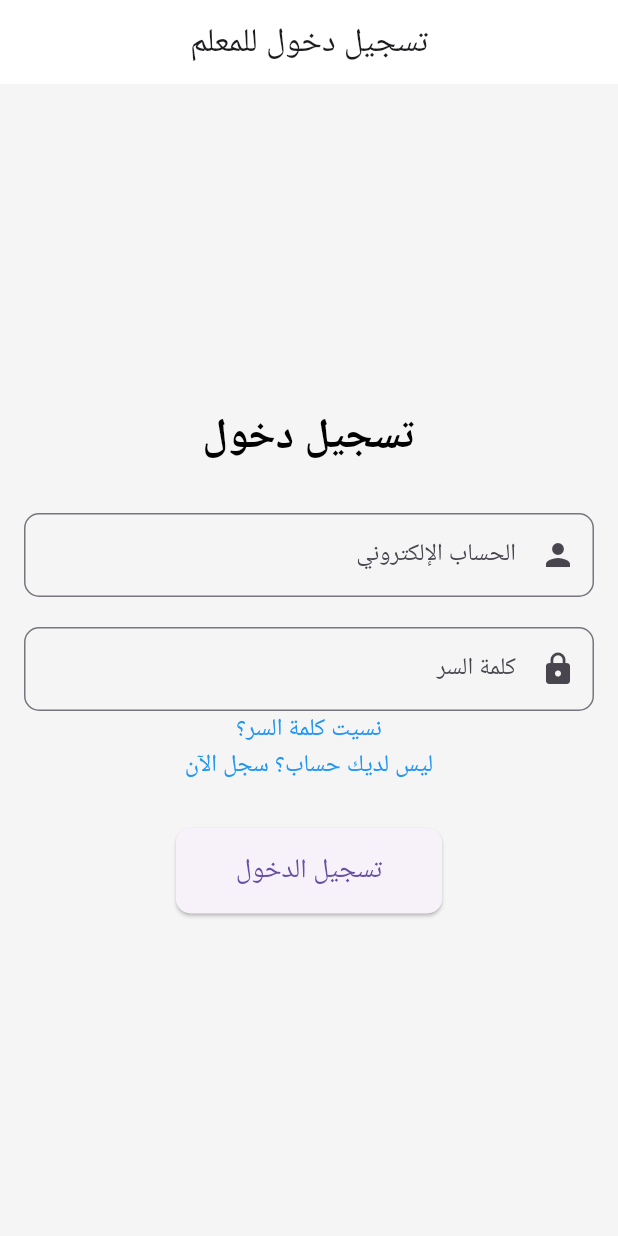
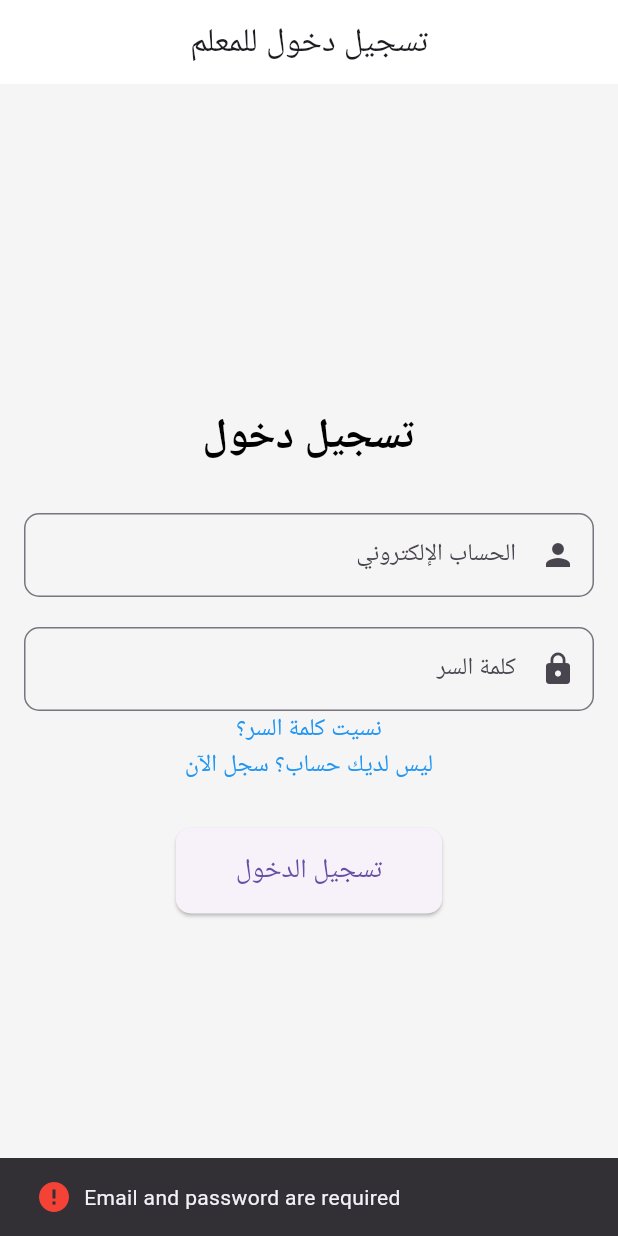
Before and after one commit to sherbeenyy/AlkottabTeacher, a Flutter app: the screen it shows after launch, after a tap on "تسجيل الدخول", on a phone screen of 412 x 824 dp. Run offline on Flutter 3.47's test engine with Material 3 defaults, Android fonts, the phone set to English and light mode, and no system bars; our stand-ins replace cloud_firestore, firebase_auth, firebase_core, image_picker; accounts and stored records are empty.

Commit message:
added login

```diff
--- a/frontend/lib/pages/home_page.dart
+++ b/frontend/lib/pages/home_page.dart
@@ -1,4 +1,6 @@
 import 'package:flutter/material.dart';
+import 'package:frontend/services/authServices.dart';
+import 'login_page.dart';
 
 class HomePage extends StatefulWidget {
   const HomePage({super.key});
@@ -31,7 +33,7 @@ class _HomePageState extends State<HomePage> {
         title: Text('الصفحة الرئيسية'),
         backgroundColor: Colors.white,
         centerTitle: true,
-          automaticallyImplyLeading: false,  // This removes the back arrow
+        automaticallyImplyLeading: false, // This removes the back arrow
       ),
       endDrawer: Drawer(
         backgroundColor: Colors.white,
@@ -49,9 +51,9 @@ class _HomePageState extends State<HomePage> {
                   children: [
                     CircleAvatar(
                       radius: 40,
-                        backgroundImage: AssetImage('./assets/img/teacher.png'),  // Replace with actual profile picture
+                      backgroundImage: AssetImage(
+                          './assets/img/teacher.png'), // Replace with actual profile picture
                     ),
-
                     TextButton(
                       onPressed: () {
                         // Navigate to edit account page
@@ -60,7 +62,6 @@ class _HomePageState extends State<HomePage> {
                         'تعديل الحساب',
                         style: TextStyle(
                           color: Colors.blue,
-
                         ),
                       ),
                     ),
@@ -103,8 +104,13 @@ class _HomePageState extends State<HomePage> {
                   alignment: Alignment.centerRight,
                   child: Text('تسجيل الخروج'),
                 ),
-                  onTap: () {
-                    // Handle Logout tap
+                onTap: () async {
+                  await AuthServices().signOut();
+                  Navigator.of(context).pushReplacement(
+                    MaterialPageRoute(
+                      builder: (context) => LoginPage(),
+                    ),
+                  );
                 },
               ),
             ],
@@ -114,9 +120,6 @@ class _HomePageState extends State<HomePage> {
       body: Center(
         child: _widgetOptions.elementAt(_selectedIndex),
       ),
-
-
-
       bottomNavigationBar: BottomNavigationBar(
         type: BottomNavigationBarType.fixed,
         items: const <BottomNavigationBarItem>[
--- a/frontend/lib/pages/login_page.dart
+++ b/frontend/lib/pages/login_page.dart
@@ -1,10 +1,40 @@
 import 'package:flutter/material.dart';
+import 'package:frontend/pages/home_page.dart';
+import 'package:frontend/services/authServices.dart';
+import 'package:frontend/widgets/snack_bar.dart';
 import 'registration_page.dart';
 
-class LoginPage extends StatelessWidget {
+class LoginPage extends StatefulWidget {
+  const LoginPage({super.key});
 
+  @override
+  _LoginPageState createState() => _LoginPageState();
+}
 
-  const LoginPage({super.key});
+class _LoginPageState extends State<LoginPage> {
+  final TextEditingController emailController = TextEditingController();
+  final TextEditingController passwordController = TextEditingController();
+
+  bool isLoading = false;
+
+  void handleLogin() async {
+    AuthResponse response = await AuthServices().loginTeacher(
+        email: emailController.text, password: passwordController.text);
+
+    if (response.success) {
+      setState(() {
+        isLoading = true;
+      });
+      showSnackBar(context, response.message, response.success);
+      Navigator.of(context)
+          .push(MaterialPageRoute(builder: (context) => HomePage()));
+    } else {
+      setState(() {
+        isLoading = false;
+      });
+      showSnackBar(context, response.message, response.success);
+    }
+  }
 
   @override
   Widget build(BuildContext context) {
@@ -18,7 +48,8 @@ class LoginPage extends StatelessWidget {
         padding: const EdgeInsets.all(16.0),
         child: Column(
           mainAxisAlignment: MainAxisAlignment.center,
-          crossAxisAlignment: CrossAxisAlignment.center, // Keep the overall layout centered
+          crossAxisAlignment:
+              CrossAxisAlignment.center, // Keep the overall layout centered
           children: [
             Text(
               'تسجيل دخول',
@@ -33,7 +64,9 @@ class LoginPage extends StatelessWidget {
             Directionality(
               textDirection: TextDirection.rtl,
               child: TextField(
-                textAlign: TextAlign.right, // Align text in the text field to the right
+                controller: emailController,
+                textAlign: TextAlign
+                    .right, // Align text in the text field to the right
                 decoration: InputDecoration(
                   labelText: 'الحساب الإلكتروني',
                   border: OutlineInputBorder(
@@ -47,7 +80,9 @@ class LoginPage extends StatelessWidget {
             Directionality(
               textDirection: TextDirection.rtl,
               child: TextField(
-                textAlign: TextAlign.right, // Align text in the text field to the right
+                controller: passwordController,
+                textAlign: TextAlign
+                    .right, // Align text in the text field to the right
                 obscureText: true,
                 decoration: InputDecoration(
                   labelText: 'كلمة السر',
@@ -76,7 +111,7 @@ class LoginPage extends StatelessWidget {
                 Navigator.push(
                   context,
                   MaterialPageRoute(
-                    builder: (context) =>  RegistrationPage() ,
+                    builder: (context) => RegistrationPage(),
                   ),
                 );
               },
@@ -92,7 +127,7 @@ class LoginPage extends StatelessWidget {
             SizedBox(height: 30),
             ElevatedButton(
               onPressed: () {
-                // Login logic hayba hena han3mlo fe function tanya w n callha
+                handleLogin();
               },
               style: ElevatedButton.styleFrom(
                 padding: EdgeInsets.symmetric(horizontal: 40, vertical: 15),
--- a/frontend/lib/pages/registration_page.dart
+++ b/frontend/lib/pages/registration_page.dart
@@ -26,7 +26,7 @@ class _RegistrationPageState extends State<RegistrationPage> {
     String password = passwordController.text;
 
     AuthResponse response =
-        await Authservices().registerTeacher(email: email, password: password);
+        await AuthServices().registerTeacher(email: email, password: password);
     if (response.success) {
       setState(() {
         isLoading = true;
--- a/frontend/lib/services/authServices.dart
+++ b/frontend/lib/services/authServices.dart
@@ -2,7 +2,7 @@ import 'package:cloud_firestore/cloud_firestore.dart';
 import 'package:firebase_auth/firebase_auth.dart';
 import 'package:frontend/services/teacher/teacher.dart';
 
-class Authservices {
+class AuthServices {
   final FirebaseAuth _auth = FirebaseAuth.instance;
   final FirebaseFirestore _firestore = FirebaseFirestore.instance;
 
@@ -46,6 +46,24 @@ class Authservices {
           success: false, message: 'An unknown error occurred.');
     }
   }
+
+  Future<AuthResponse> loginTeacher(
+      {required String email, required String password}) async {
+    if (email.isEmpty || password.isEmpty) {
+      return AuthResponse(
+          success: false, message: "Email and password are required");
+    }
+    try {
+      await _auth.signInWithEmailAndPassword(email: email, password: password);
+      return AuthResponse(success: true, message: "Login Successful!");
+    } catch (e) {
+      return AuthResponse(success: false, message: "Failed to login!");
+    }
+  }
+
+  Future<void> signOut() async {
+    await _auth.signOut();
+  }
 }
 
 class AuthResponse {
```
Lines whose indentation alone changed are shown as unchanged.
